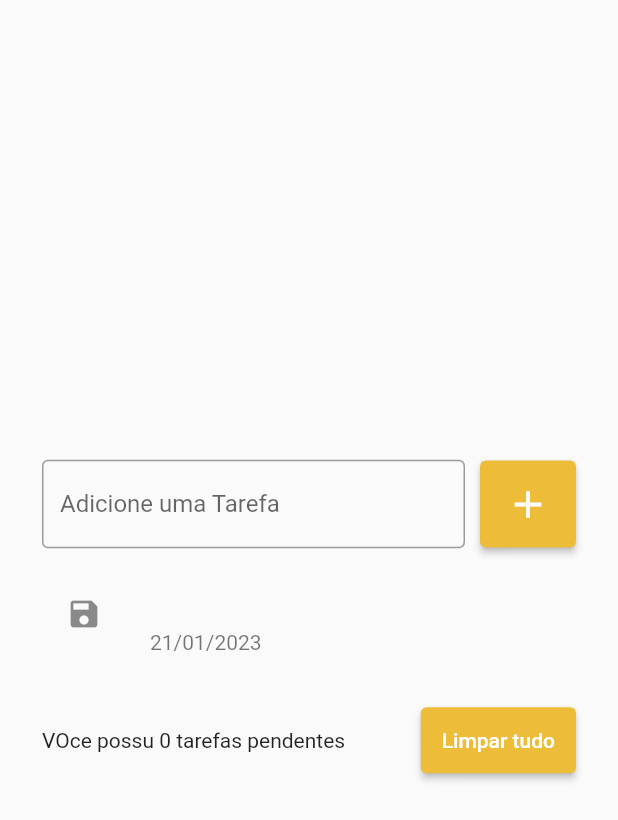
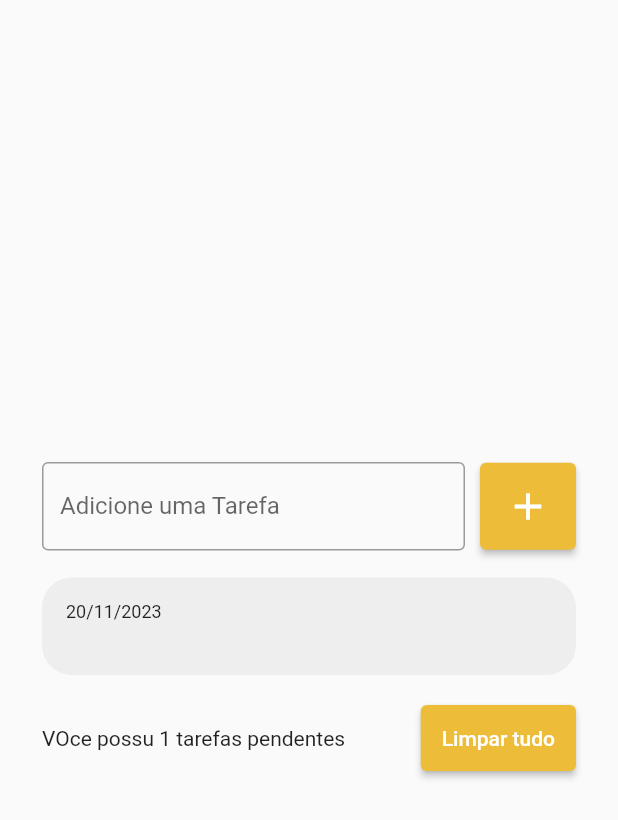
Before and after one commit to Gabrielpsd/Agenda, a Flutter app: the screen it shows after launch, after a tap on the "add" icon, on a phone screen of 412 x 824 dp. Shown: the top 820 px of the screen. Run offline on Flutter 3.47's test engine with Material 2 defaults, Android fonts, the phone set to English and light mode, and no system bars.

Commit message:
adding elements in the todo list
in this version was implemented the adding and the counters;

```diff
--- a/calculator/lib/main.dart
+++ /dev/null
@@ -1,19 +0,0 @@
-import 'package:calculator/pages/todo_list_file.dart';
-import 'package:flutter/material.dart';
-
-void main() {
-  runApp(Myapp());
-}
-
-class Myapp extends StatelessWidget {
-  Myapp({super.key});
-
-  @override
-  Widget build(BuildContext context) {
-    return MaterialApp(
-      //remove the debug banner
-      debugShowCheckedModeBanner: false,
-      home: TodoListPage(),
-    );
-  }
-}
--- a/calculator/lib/pages/todo_list_file.dart
+++ /dev/null
@@ -1,49 +0,0 @@
-import 'package:flutter/material.dart';
-
-class TodoListPage extends StatelessWidget {
-  TodoListPage({super.key});
-
-  //each controller is emended with only one textField camp
-  final TextEditingController emailcontroler = TextEditingController();
-
-  @override
-  Widget build(BuildContext context) {
-    return Scaffold(
-      body: Padding(
-        padding: const EdgeInsets.symmetric(horizontal: 20),
-        child: Center(
-          child: Column(
-            mainAxisSize: MainAxisSize.min,
-            children: [
-              TextField(
-                controller: emailcontroler,
-                decoration: InputDecoration(
-                  labelText: 'E- mail',
-                  hintText: 'exemplo@exemplo.com',
-                  border: OutlineInputBorder(),
-                  //obscureText: true
-                ),
-                onChanged: funcaoOnChanged,
-                onSubmitted: functionOnSubmited,
-              ),
-              ElevatedButton(onPressed: login, child: Text('Entrar '))
-            ],
-          ),
-        ),
-      ),
-    );
-  }
-
-  void login() {
-    String text = emailcontroler.text;
-    print(text);
-  }
-
-  void funcaoOnChanged(String text) {
-    print(text);
-  }
-
-  void functionOnSubmited(String value) {
-    print(value);
-  }
-}
--- a/lib/pages/todo_list_file.dart
+++ b/lib/pages/todo_list_file.dart
@@ -1,4 +1,6 @@
 import 'package:flutter/material.dart';
+
+import '../widgets/todolistitems.dart';
 
 class TodoListPage extends StatefulWidget {
   TodoListPage({super.key});
@@ -14,9 +16,10 @@ class _TodoListPageState extends State<TodoListPage> {
 
   @override
   Widget build(BuildContext context) {
-    return Scaffold(
+    return SafeArea(
+      child: Scaffold(
         body: Padding(
-        padding: const EdgeInsets.symmetric(horizontal: 20),
+          padding: const EdgeInsets.all(20),
           child: Center(
             child: Padding(
               padding: const EdgeInsets.all(8.0),
@@ -50,25 +53,21 @@ class _TodoListPageState extends State<TodoListPage> {
                     ],
                   ),
                   SizedBox(height: 16),
-                ListView(
+                  Flexible(
+                    child: ListView(
                       shrinkWrap: true,
                       children: [
                         for (String todo in todoTasks)
-                      ListTile(
-                        title: Text(todo),
-                        subtitle: Text("21/01/2023"),
-                        leading: Icon(Icons.save),
-                        onTap: () {
-                          print("Tarefa $todo");
-                        },
+                          TodoListItems(title: todo),
+                      ],
                     ),
-                  ],
                   ),
                   SizedBox(height: 16),
                   Row(
                     children: [
                       Expanded(
-                      child: Text("VOce possu 0 tarefas pendentes"),
+                        child: Text(
+                            "VOce possu ${todoTasks.length} tarefas pendentes"),
                       ),
                       ElevatedButton(
                         onPressed: () {},
@@ -85,6 +84,7 @@ class _TodoListPageState extends State<TodoListPage> {
             ),
           ),
         ),
+      ),
     );
   }
 
--- /dev/null
+++ b/lib/widgets/todolistitems.dart
@@ -0,0 +1,32 @@
+import 'package:flutter/material.dart';
+
+class TodoListItems extends StatelessWidget {
+  const TodoListItems({super.key, required this.title});
+
+  final String title;
+
+  @override
+  Widget build(BuildContext context) {
+    return Container(
+      margin: EdgeInsets.symmetric(vertical: 2),
+      decoration: BoxDecoration(
+        borderRadius: BorderRadius.circular(20),
+        color: Colors.grey[200],
+      ),
+      padding: const EdgeInsets.all(16),
+      child: Column(
+        crossAxisAlignment: CrossAxisAlignment.start,
+        children: [
+          Text(
+            "20/11/2023",
+            style: TextStyle(fontSize: 12),
+          ),
+          Text(
+            title,
+            style: TextStyle(fontSize: 16, fontWeight: FontWeight.w700),
+          ),
+        ],
+      ),
+    );
+  }
+}
```
Also changed, not shown: calculator/analysis_options.yaml (deleted, +0 -30 lines), calculator/pubspec.yaml (deleted, +0 -90 lines), calculator/pubspec.lock (deleted), 69 other files. Lines whose indentation alone changed are shown as unchanged.
